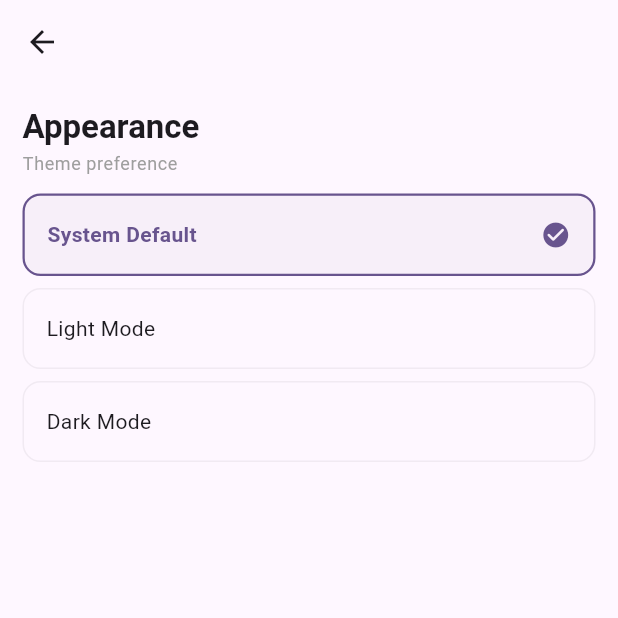
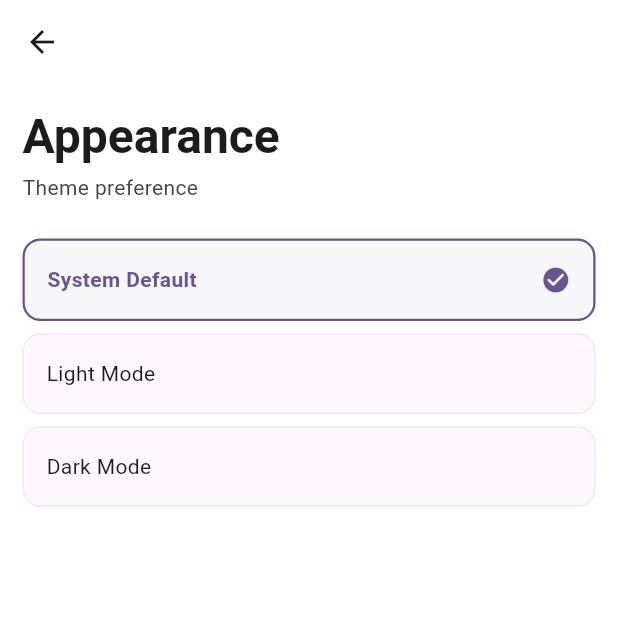
Before and after one commit to Abdogouhmad/Rakiz, a Flutter app: the screen it shows after launch, item 2 of the bottom bar chosen, after a tap on "Appearance", on a phone screen of 412 x 824 dp, the top half of it. Run offline on Flutter 3.47's test engine with Material 3 defaults, Android fonts, the phone set to English and light mode, and no system bars; drawn by our look-alikes of dynamic_color; our stand-ins replace flutter_local_notifications, flutter_markdown, font_awesome_flutter, google_fonts, google_nav_bar, package_info_plus and 3 more; missing offline and left inert: android_alarm_manager_plus, flutter_ringtone_player.

Commit message:
breaks 0.4.1
settings are in launch mode

```diff
--- a/lib/main.dart
+++ b/lib/main.dart
@@ -6,6 +6,8 @@
 import 'package:flutter/services.dart';
 import 'package:rakiz/screens/timer/service/notification.dart';
 import 'package:rakiz/core/theme.dart';
+import 'package:provider/provider.dart';
+import 'package:rakiz/screens/setting/screens/timersettings/timer_config.dart';
 
 final GlobalKey<NavigatorState> rootNavigatorKey = GlobalKey<NavigatorState>();
 
@@ -18,8 +20,13 @@
   // 1. Initialize the theme preference
   final themePrefs = ThemePreferance();
   await themePrefs.init();
-
-  runApp(MyApp(themePrefs: themePrefs));
+  runApp(
+    MultiProvider(
+      providers: [ChangeNotifierProvider(create: (_) => TimerConfig())],
+      child: MyApp(themePrefs: themePrefs),
+    ),
+  );
+  // runApp(MyApp(themePrefs: themePrefs));
 }
 
 class MyApp extends StatefulWidget {
--- a/lib/screens/setting/screen.dart
+++ b/lib/screens/setting/screen.dart
@@ -1,4 +1,5 @@
 import 'package:flutter/material.dart';
+import 'package:rakiz/screens/setting/screens/timersettings/timersetting.dart';
 import 'package:rakiz/screens/setting/service/appinfo.dart';
 import 'package:rakiz/screens/setting/widget/import.dart';
 import 'package:rakiz/screens/setting/screens/impo.dart';
@@ -47,22 +48,17 @@
             );
           },
         ),
-        // SettingsTile(
-        //   icon: Icons.timer_rounded,
-        //   title: 'Timer',
-        //   subtitle: 'Timer settings',
-        //   onTap: () {
-        //     // Update this to point to your actual Timer settings screen when ready
-        //     Navigator.of(context).push(
-        //       MaterialPageRoute(
-        //         builder: (_) => AppearanceScreen(
-        //           currentMode: currentMode,
-        //           onThemeChanged: onThemeChanged,
-        //         ),
-        //       ),
-        //     );
-        //   },
-        // ),
+        SettingsTile(
+          icon: Icons.timer_rounded,
+          title: 'Timer',
+          subtitle: 'Timer settings',
+          onTap: () {
+            // Update this to point to your actual Timer settings screen when ready
+            Navigator.of(
+              context,
+            ).push(MaterialPageRoute(builder: (_) => TimerSettingScreen()));
+          },
+        ),
         const SizedBox(height: 20),
         const SectionHeader(title: "Others"),
         SettingsTile(
--- a/lib/screens/setting/screens/appearance.dart
+++ b/lib/screens/setting/screens/appearance.dart
@@ -37,9 +37,12 @@
 
   @override
   Widget build(BuildContext context) {
+    final theme = Theme.of(context);
+    final colors = theme.colorScheme;
+
     return Scaffold(
+      backgroundColor: colors.surfaceContainerLowest,
       appBar: AppBar(
-        automaticallyImplyLeading: true,
         elevation: 0,
         backgroundColor: Colors.transparent,
         leading: const BackButton(),
@@ -49,16 +52,16 @@
         children: [
           UiText(
             text: 'Appearance',
-            type: UiTextType.titleLarge,
-            style: GoogleFonts.roboto(fontWeight: FontWeight.w600),
+            type: UiTextType.headlineLarge,
+            style: GoogleFonts.roboto(fontWeight: FontWeight.w700),
           ),
-          const SizedBox(height: 2),
+          const SizedBox(height: 4),
           UiText(
             text: 'Theme preference',
-            type: UiTextType.bodySmall,
-            style: GoogleFonts.roboto(color: Colors.grey),
+            type: UiTextType.bodyMedium,
+            style: GoogleFonts.roboto(color: colors.onSurfaceVariant),
           ),
-          const SizedBox(height: 8),
+          const SizedBox(height: 20),
           SelectionTile(
             title: 'System Default',
             isSelected: _selectedMode == ThemeMode.system,
--- a/lib/screens/timer/screen.dart
+++ b/lib/screens/timer/screen.dart
@@ -1,11 +1,13 @@
 import 'dart:async';
 import 'package:flutter/material.dart';
 import 'package:google_fonts/google_fonts.dart';
+import 'package:provider/provider.dart';
+
 import 'package:rakiz/core/context.dart';
+import 'package:rakiz/screens/setting/screens/timersettings/timer_config.dart';
 import 'package:rakiz/screens/timer/service/alarm.dart';
 import 'package:rakiz/screens/timer/service/notification.dart';
 import 'package:rakiz/screens/timer/service/timer.dart';
-import 'package:rakiz/screens/timer/widgets/durationpicker.dart';
 import 'package:rakiz/screens/timer/widgets/player.dart';
 import 'package:rakiz/screens/timer/widgets/tcircle.dart';
 import 'package:rakiz/ui/custom_text.dart';
@@ -21,22 +23,39 @@
   final TimerService _timerService = TimerService();
   StreamSubscription<bool>? _alarmSubscription;
 
-  // Track total duration to calculate percentage
-  int _totalSeconds = 5 * 60;
+  int _totalSeconds = 0;
 
   int get _secondsLeft => _timerService.remainingSeconds;
 
   @override
   void initState() {
     super.initState();
-    // Initialize service with default time
-    _timerService.setDuration(_totalSeconds);
-
     _alarmSubscription = AlarmService.alarmStateStream.listen((isPlaying) {
       if (!isPlaying && mounted) {
         _resetTimer();
       }
     });
+  }
+
+  // ---------------------------
+  // Lifecycle: Listen for Config Changes
+  // ---------------------------
+  @override
+  void didChangeDependencies() {
+    super.didChangeDependencies();
+
+    // 1. Watch the config for changes
+    final config = context.watch<TimerConfig>();
+
+    // 2. Calculate what the duration *should* be based on current settings
+    final configDurationInSeconds = config.currentDurationMinutes * 60;
+
+    // 3. If the timer is NOT running and the duration has changed, update immediately.
+    //    This ensures settings changes are reflected instantly without a reset,
+    //    but prevents resetting a timer that is actively counting down.
+    if (!_timerService.isRunning && _totalSeconds != configDurationInSeconds) {
+      _applyConfig(config);
+    }
   }
 
   @override
@@ -46,60 +65,67 @@
     super.dispose();
   }
 
-  /// method to pick time duration
-  Future<void> _showTimePicker() async {
-    if (_timerService.isRunning) return;
+  // ---------------------------
+  // Apply settings → timer
+  // ---------------------------
+  void _applyConfig(TimerConfig config) {
+    final seconds = config.currentDurationMinutes * 60;
 
-    final int? selectedSeconds = await showDurationPicker(
-      context: context,
-      initialSeconds: _secondsLeft,
-    );
+    _totalSeconds = seconds;
+    _timerService
+      ..resetTimer()
+      ..setDuration(seconds);
 
-    if (selectedSeconds != null && selectedSeconds > 0) {
-      setState(() {
-        _totalSeconds = selectedSeconds; // Update total for percentage calc
-        _timerService.setDuration(selectedSeconds);
-      });
-    }
+    // Force a rebuild just in case this was called outside the build phase
+    // (though usually unnecessary inside didChangeDependencies, it's safer for async logic)
+    // We check mounted to be safe.
+    // Note: We avoid setState during build, but didChangeDependencies runs before build.
   }
 
-  /// Start / stop timer
+  // ---------------------------
+  // Start / Stop timer
+  // ---------------------------
   Future<void> _toggleTimer() async {
+    final config = context.read<TimerConfig>();
+
     if (_timerService.isRunning) {
       _timerService.stopTimer();
-
       if (mounted) setState(() {});
       return;
     }
 
-    if (_secondsLeft <= 0) {
-      ScaffoldMessenger.of(context).showSnackBar(
-        const SnackBar(
-          content: Text('Please set a timer duration first'),
-          duration: Duration(seconds: 2),
-        ),
-      );
-      return;
-    }
+    if (_secondsLeft <= 0) return;
 
     _timerService.startTimer(
       onTick: (_) {
         if (mounted) setState(() {});
       },
       onFinished: () async {
-        // Alarm behavior (foreground)
-        // await AlarmService.scheduleAlarm(id: 1, delay: Duration.zero);
-        // AlarmService.playAlarmSound();
-        // AlarmService.showOverlayIfAppOpen();
-        // Android: real alarm + notification (from callback)
         await AlarmService.scheduleAlarm(id: 1, delay: Duration.zero);
         await NotificationService.notify(
           id: 1,
           title: 'Time’s up ⏰',
-          body: 'Your focus session has finished',
+          body: 'Session finished',
         );
+
         AlarmService.playAlarmSound();
         AlarmService.showOverlayIfAppOpen();
+
+        // ---------------------------
+        // Cycle logic
+        // ---------------------------
+        if (config.currentMode == TimerMode.focus) {
+          config.onFocusCompleted();
+        } else {
+          config.setMode(TimerMode.focus);
+        }
+
+        // Apply new cycle config
+        _applyConfig(config);
+
+        if (config.autoStartNext) {
+          _toggleTimer();
+        }
 
         if (mounted) setState(() {});
       },
@@ -108,29 +134,30 @@
     if (mounted) setState(() {});
   }
 
-  /// Reset timer and stop alarm if playing
+  // ---------------------------
+  // Reset helpers
+  // ---------------------------
   Future<void> _onResetPressed() async {
-    // Stop alarm sound if playing
+    final config = context.read<TimerConfig>();
+
     if (AlarmService.isAlarmPlaying) {
       await AlarmService.stopAlarm();
     }
 
-    _timerService.resetTimer();
-    _timerService.setDuration(_totalSeconds);
+    _applyConfig(config);
 
     if (mounted) setState(() {});
   }
 
-  /// reset timer helper
   void _resetTimer() {
-    _timerService.resetTimer();
-    _timerService.setDuration(_totalSeconds);
+    final config = context.read<TimerConfig>();
+    _applyConfig(config);
     if (mounted) setState(() {});
   }
 
   @override
-  @override
   Widget build(BuildContext context) {
+    final config = context.watch<TimerConfig>();
     final Color circleColor = context.colorScheme.primary;
 
     double percent = 0.0;
@@ -138,27 +165,43 @@
       percent = (_secondsLeft / _totalSeconds).clamp(0.0, 1.0);
     }
 
+    String modeLabel = switch (config.currentMode) {
+      TimerMode.focus => 'Focus',
+      TimerMode.shortBreak => 'Short Break',
+      TimerMode.longBreak => 'Long Break',
+    };
+
     return Scaffold(
       body: SafeArea(
         child: LayoutBuilder(
           builder: (context, constraints) {
-            // Responsive circle size
             final double circleSize = (constraints.maxWidth * 0.7).clamp(
               220.0,
               constraints.maxHeight * 0.6,
             );
 
-            return SingleChildScrollView(
-              physics: const BouncingScrollPhysics(),
-              child: ConstrainedBox(
-                constraints: BoxConstraints(minHeight: constraints.maxHeight),
-                child: Center(
+            return Center(
               child: Column(
                 mainAxisAlignment: MainAxisAlignment.center,
                 children: [
-                      GestureDetector(
-                        onTap: _timerService.isRunning ? null : _showTimePicker,
-                        child: TimerCircle(
+                  // ---------------------------
+                  // Mode label
+                  // ---------------------------
+                  Text(
+                    modeLabel,
+                    style: GoogleFonts.roboto(
+                      fontSize: 18,
+                      fontWeight: FontWeight.w600,
+                      color: context.colorScheme.onSurfaceVariant,
+                    ),
+                  ),
+
+                  const SizedBox(height: 16),
+
+                  // ---------------------------
+                  // Timer circle
+                  // ---------------------------
+                  TimerCircle(
                     size: circleSize,
                     color: circleColor,
                     percent: percent,
@@ -177,8 +220,7 @@
                               children: [
                                 CircleAvatar(
                                   radius: 4,
-                                        backgroundColor:
-                                            context.colorScheme.primary,
+                                  backgroundColor: context.colorScheme.primary,
                                 ),
                                 const SizedBox(width: 8),
                                 Text(
@@ -191,11 +233,7 @@
                               ],
                             ),
                           )
-                              : TextButton.icon(
-                                  onPressed: _showTimePicker,
-                                  icon: const Icon(Icons.edit),
-                                  label: const Text('Set Duration'),
-                                ),
+                        : const SizedBox.shrink(),
                     child: UiText(
                       text: _timerService.formatTime(_secondsLeft),
                       style: GoogleFonts.robotoSlab(
@@ -207,10 +245,12 @@
                       ),
                     ),
                   ),
-                      ),
 
                   const SizedBox(height: 24),
 
+                  // ---------------------------
+                  // Controls
+                  // ---------------------------
                   PlayerControlUi(
                     isPlaying: _timerService.isRunning,
                     onPlayPause: _toggleTimer,
@@ -219,8 +259,6 @@
                   ),
                 ],
               ),
-                ),
-              ),
             );
           },
         ),
--- a/pubspec.yaml
+++ b/pubspec.yaml
@@ -17,7 +17,7 @@
 # https://developer.apple.com/library/archive/documentation/General/Reference/InfoPlistKeyReference/Articles/CoreFoundationKeys.html
 # In Windows, build-name is used as the major, minor, and patch parts
 # of the product and file versions while build-number is used as the build suffix.
-version: 0.3.5
+version: 0.4.1
 
 environment:
   sdk: ^3.10.4
@@ -49,6 +49,7 @@
   url_launcher: ^6.3.2
   google_nav_bar: ^5.0.7
   flutter_markdown: ^0.7.7+1
+  provider: ^6.1.5+1
 
 dev_dependencies:
   flutter_test:
```
Also changed, not shown: lib/screens/setting/screens/timersettings/helper.dart (added, +151 -0 lines), lib/screens/setting/screens/timersettings/timer_config.dart (added, +79 -0 lines), lib/screens/setting/screens/timersettings/timersetting.dart (added, +176 -0 lines), pubspec.lock. Lines whose indentation alone changed are shown as unchanged.
